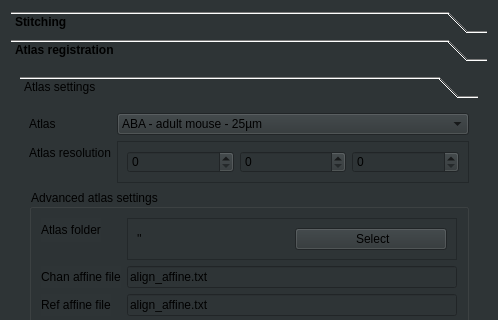
Qt form ClearMap/gui/creator/alignment_tab.ui (ClearAnatomics/ClearMap) before a commit; both pictures show x 0 to 498 and y 0 to 320 of the 498 by 739 pixel window.
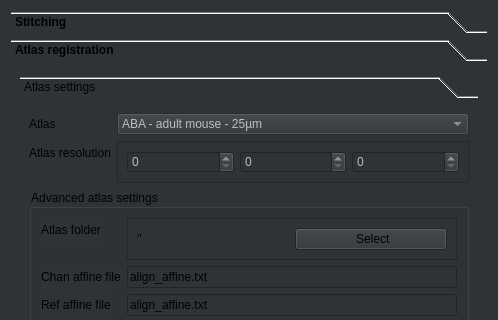
The same form after that commit. The open tabs and pages were chosen to show the change. Icons and pictures are not drawn.

Patch:
```diff
--- a/ClearMap/gui/creator/alignment_tab.ui
+++ b/ClearMap/gui/creator/alignment_tab.ui
@@ -926,8 +926,8 @@
              <rect>
               <x>0</x>
               <y>0</y>
-              <width>325</width>
-              <height>270</height>
+              <width>460</width>
+              <height>332</height>
              </rect>
             </property>
             <attribute name="label">
@@ -943,6 +943,9 @@
              </item>
              <item row="0" column="1">
               <widget class="QComboBox" name="atlasIdComboBox">
+               <property name="enabled">
+                <bool>false</bool>
+               </property>
                <item>
                 <property name="text">
                  <string>ABA - adult mouse - 25µm</string>
@@ -984,6 +987,9 @@
              </item>
              <item row="1" column="1">
               <widget class="QFrame" name="atlasResolutionTriplet">
+               <property name="enabled">
+                <bool>false</bool>
+               </property>
                <property name="frameShape">
                 <enum>QFrame::StyledPanel</enum>
                </property>
```
Left out of the diff: 116 changed lines with no effect on the pictures.
